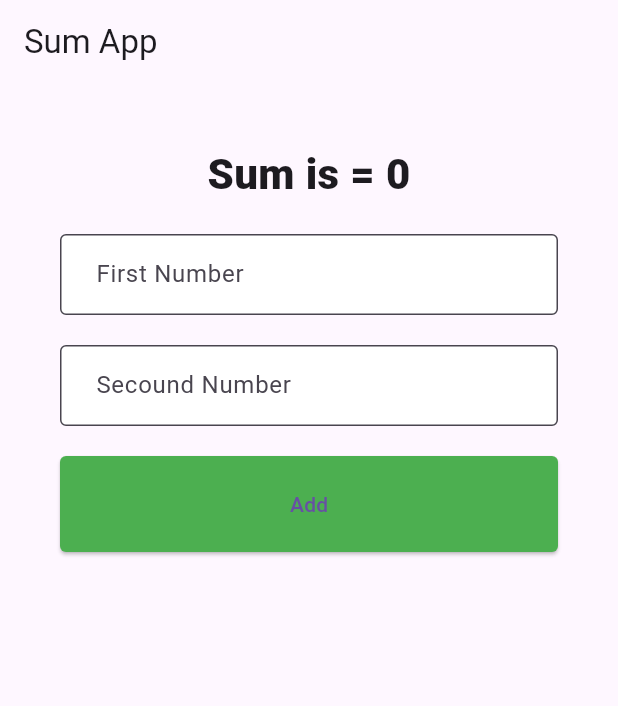
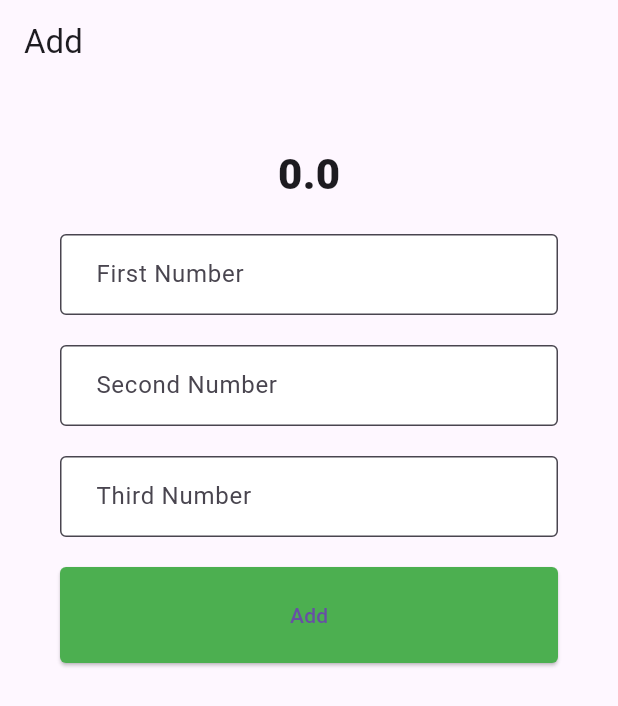
Before and after one commit to BongoCoderBD/fluter_sum_app, a Flutter app: the screen it shows after launch, after a tap on "Add", on a phone screen of 412 x 824 dp. Shown: the top 706 px of the screen. Run offline on Flutter 3.47's test engine with Material 3 defaults, Android fonts, the phone set to English and light mode, and no system bars.

Commit message:
This is Flutter Sum App final part

```diff
--- a/lib/Screens/home_screen.dart
+++ b/lib/Screens/home_screen.dart
@@ -13,36 +13,80 @@ class HomeScreen extends StatefulWidget {
 }
 
 class HomeScreenUI extends State<HomeScreen> {
-  int? a = 0, b = 0, c = 0;
-  add(){
-    int add= a!+b!+c!;
-  }
+  Map<String,double> FormValue={"Num1":0, "Num2":0, "Num3":0};
+  double SUM=0;
 
   @override
   Widget build(BuildContext context) {
-    // TODO: implement build
+
+
+    MyInputOnChange(InputKey,InputValue){
+      setState(() {
+        FormValue.update(InputKey, (value) => double.parse(InputValue));
+      });
+    }
+
+
+    AddAllNumber(){
+      setState((){
+        SUM=FormValue['Num1']!+FormValue['Num2']!+FormValue['Num3']!;
+      });
+    }
+
+
+
     return Scaffold(
-      appBar: AppBar(title: Text("Sum App")),
+        appBar: AppBar(title: Text("Add"),),
         body: Padding(
-
           padding: EdgeInsets.all(40),
           child: Column(
             mainAxisAlignment: MainAxisAlignment.start,
             children: [
-            Text("Sum is = 0", style: HeadTextStyle(),),
+
+              Text(SUM.toString(),style: HeadTextStyle(),),
+
 
               SizedBox(height: 20,),
-            TextFormField(decoration: AppInputStyle("First Number"),),
+
+              TextFormField(onChanged: (value){
+                MyInputOnChange("Num1",value);
+              }, decoration: AppInputStyle("First Number"),),
+
+
               SizedBox(height: 20,),
-            TextFormField(decoration: AppInputStyle("Secound Number"),),
+
+
+              TextFormField(onChanged: (value){
+                MyInputOnChange("Num2",value);
+              }, decoration: AppInputStyle("Second Number"),),
+
+
+              SizedBox(height: 20,),
+
+
+              TextFormField(onChanged: (value){
+                MyInputOnChange("Num3",value);
+              }, decoration: AppInputStyle("Third Number"),),
+
+
+
               SizedBox(height: 20,),
               Container(
                 width: double.infinity,
-              child: ElevatedButton(onPressed: (){}, child: Text("Add"), style: AppButtonStyle(),),
-            ),
+                child: ElevatedButton(
+                  style: AppButtonStyle(),
+                  child: Text('Add'),
+                  onPressed: (){
+                    AddAllNumber();
+                  },
+                ),)
+
+
             ],
           ),
-      ),
+        )
     );
+
   }
+
 }
```
Lines whose indentation alone changed are shown as unchanged.
